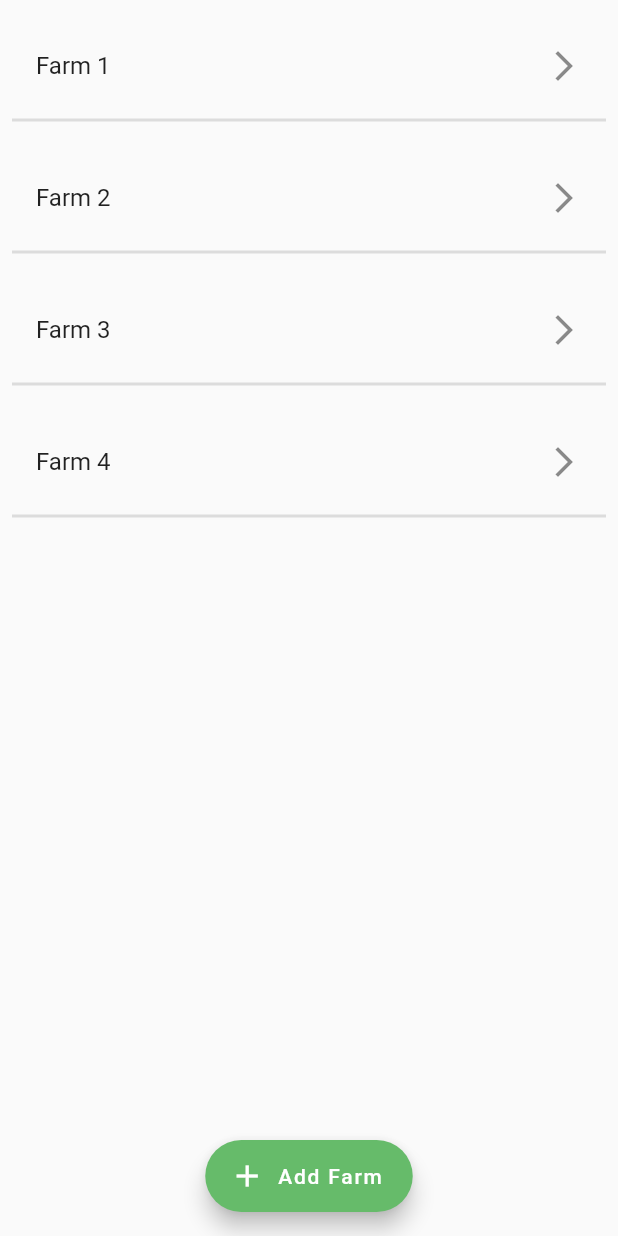
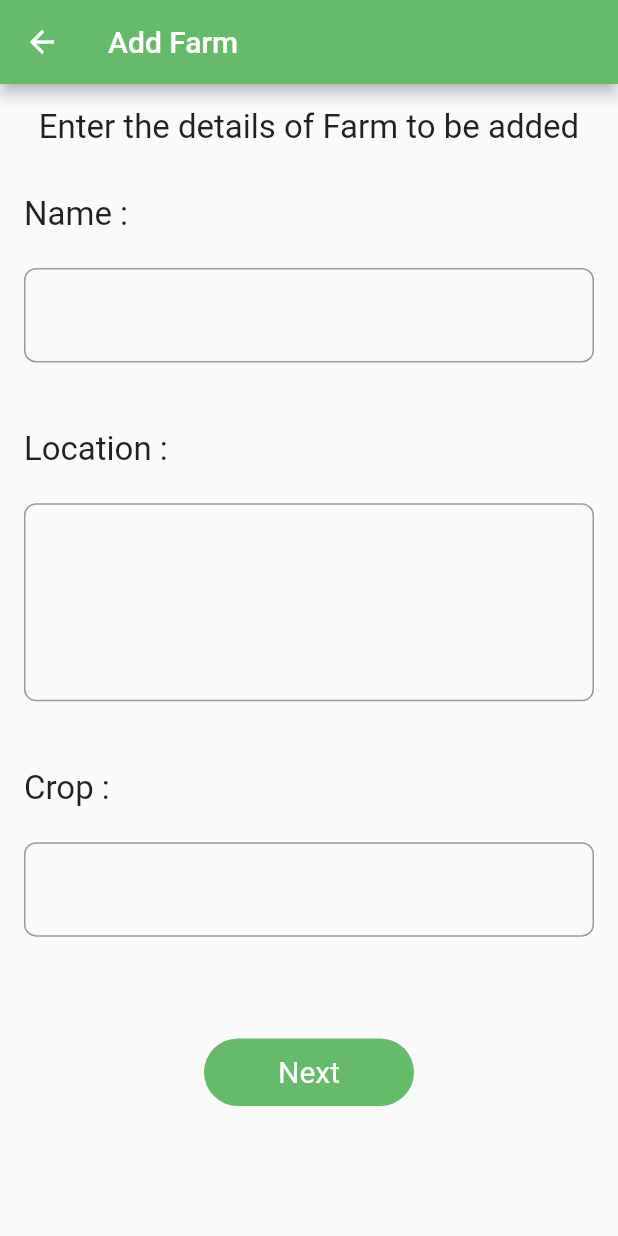
Before and after one commit to palak-ag/Farm-UI, a Flutter app: the HomeScreenBody screen opened directly, after a tap on "Add Farm", on a phone screen of 412 x 824 dp. Run offline on Flutter 3.47's test engine with Material 2 defaults, Android fonts, the phone set to English and light mode, and no system bars; our stand-ins replace get.

Commit message:
Add farm screen

```diff
--- /dev/null
+++ b/lib/pages/add_farm.dart
@@ -0,0 +1,120 @@
+import '../widgets/custom_button.dart';
+import 'package:flutter/material.dart';
+
+class AddFarm extends StatelessWidget {
+  const AddFarm({Key? key}) : super(key: key);
+
+  @override
+  Widget build(BuildContext context) {
+    var heightFactor = MediaQuery.of(context).size.height / 812;
+    return Scaffold(
+      appBar: AppBar(
+        title: Text("Add Farm"),
+        backgroundColor: Colors.green[400],
+      ),
+      body: NotificationListener<OverscrollIndicatorNotification>(
+        onNotification: (OverscrollIndicatorNotification overscroll) {
+          overscroll.disallowGlow();
+          return false;
+        },
+        child: SingleChildScrollView(
+          child: Row(
+            children: [
+              Expanded(
+                child: Column(
+                  children: [
+                    SizedBox(height: 16),
+                    Text(
+                      "Enter the details of Farm to be added",
+                      style: TextStyle(
+                        fontSize: 22,
+                      ),
+                    ),
+                    SizedBox(height: 16),
+                    Container(height: 630 * heightFactor, child: AddFarmForm()),
+                  ],
+                ),
+              ),
+            ],
+          ),
+        ),
+      ),
+    );
+  }
+}
+
+class AddFarmForm extends StatelessWidget {
+  const AddFarmForm({
+    Key? key,
+  }) : super(key: key);
+
+  @override
+  Widget build(BuildContext context) {
+    return Container(
+      padding: const EdgeInsets.all(16),
+      child: Column(
+        crossAxisAlignment: CrossAxisAlignment.start,
+        children: [
+          Text(
+            "Name : ",
+            style: TextStyle(
+              fontSize: 22,
+            ),
+          ),
+          Spacer(),
+          TextFormField(
+            style: TextStyle(fontSize: 20),
+            decoration: InputDecoration(
+              border: OutlineInputBorder(
+                borderRadius: BorderRadius.circular(8),
+                gapPadding: 2.0,
+              ),
+            ),
+          ),
+          Spacer(flex: 2),
+          Text(
+            "Location : ",
+            style: TextStyle(
+              fontSize: 22,
+            ),
+          ),
+          Spacer(),
+          TextFormField(
+            maxLines: 4,
+            style: TextStyle(fontSize: 20),
+            decoration: InputDecoration(
+              border: OutlineInputBorder(
+                borderRadius: BorderRadius.circular(8),
+                gapPadding: 2.0,
+              ),
+            ),
+          ),
+          Spacer(flex: 2),
+          Text(
+            "Crop : ",
+            style: TextStyle(
+              fontSize: 22,
+            ),
+          ),
+          Spacer(),
+          TextFormField(
+            style: TextStyle(fontSize: 20),
+            decoration: InputDecoration(
+              border: OutlineInputBorder(
+                borderRadius: BorderRadius.circular(8),
+                gapPadding: 2.0,
+              ),
+            ),
+          ),
+          Spacer(flex: 3),
+          Center(
+            child: CustomButton(
+              title: "Next",
+              onTap: () {},
+            ),
+          ),
+        ],
+      ),
+    );
+  }
+}
--- a/lib/pages/home.dart
+++ b/lib/pages/home.dart
@@ -1,5 +1,7 @@
 import 'package:farm_ui/dummydata/data.dart';
+import 'package:farm_ui/pages/add_farm.dart';
 import 'package:flutter/material.dart';
+import 'package:get/get.dart';
 
 class HomeScreen extends StatefulWidget {
   const HomeScreen({Key? key}) : super(key: key);
@@ -91,7 +93,9 @@ class HomeScreenBody extends StatelessWidget {
       ),
       floatingActionButton: FloatingActionButton.extended(
         backgroundColor: Colors.green[400],
-        onPressed: () {},
+        onPressed: () {
+          type == category.Farm ? Get.to(() => AddFarm()) : print("Water");
+        },
         icon: Icon(Icons.add),
         label: Text("Add ${type == category.Farm ? "Farm" : "Water Supply"}"),
       ),
```
